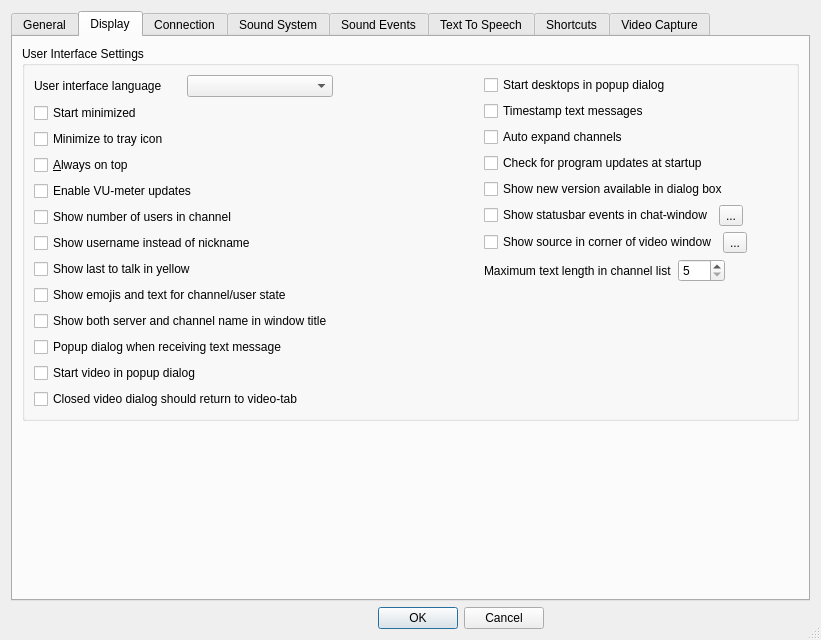
This is Client/qtTeamTalk/preferences.ui in BearWare/TeamTalk5 as Qt 5 draws it before an edit. The edited form follows.
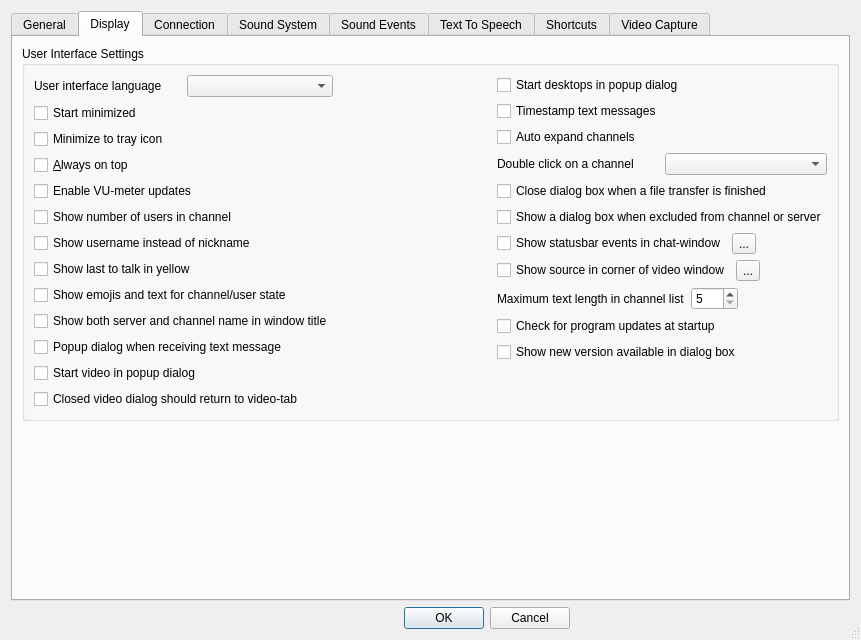
This is the edited form. The open tabs and pages were chosen to show the change. Icons and pictures are not drawn. Custom widgets are drawn as their Qt base class.

Commit message:
Join/leave configuration in Preferences (#1027)
* Add a Behavior tab to preferences

* Fix condition

* Rephrase checkbox name

* Combo to choose double click action on channels

* Missing file - fix enum not declared

* Option to alert when excluded from channel/server in dlgbox

* Update change log

* Move new options to display tab

* Use SETTINGS_DISPLAY_ instead of SETTINGS_BEHAVIOR_

* Align controls in Display-tab

* Use bitmask for Join/Leave on double-click

* Restore utf16 instead of utf8

What changed in the file:
```diff
--- a/Client/qtTeamTalk/preferences.ui
+++ b/Client/qtTeamTalk/preferences.ui
@@ -6,7 +6,7 @@
    <rect>
     <x>0</x>
     <y>0</y>
-    <width>821</width>
+    <width>861</width>
     <height>640</height>
    </rect>
   </property>
@@ -482,16 +482,33 @@
                </widget>
               </item>
               <item>
-               <widget class="QCheckBox" name="updatesChkBox">
+               <layout class="QHBoxLayout" name="horizontalLayout_26">
+                <item>
+                 <widget class="QLabel" name="label_dbclickchan">
+                  <property name="text">
+                   <string>Double click on a channel</string>
+                  </property>
+                  <property name="buddy">
+                   <cstring>chanDbClickBox</cstring>
+                  </property>
+                 </widget>
+                </item>
+                <item>
+                 <widget class="QComboBox" name="chanDbClickBox"/>
+                </item>
+               </layout>
+              </item>
+              <item>
+               <widget class="QCheckBox" name="closeFileDlgChkBox">
                 <property name="text">
-                 <string>Check for program updates at startup</string>
+                 <string>Close dialog box when a file transfer is finished</string>
                 </property>
                </widget>
               </item>
               <item>
-               <widget class="QCheckBox" name="updatesDlgChkBox">
+               <widget class="QCheckBox" name="dlgExcludeChkBox">
                 <property name="text">
-                 <string>Show new version available in dialog box</string>
+                 <string>Show a dialog box when excluded from channel or server</string>
                 </property>
                </widget>
               </item>
@@ -609,6 +626,20 @@
                 </item>
                </layout>
               </item>
+              <item>
+               <widget class="QCheckBox" name="updatesChkBox">
+                <property name="text">
+                 <string>Check for program updates at startup</string>
+                </property>
+               </widget>
+              </item>
+              <item>
+               <widget class="QCheckBox" name="updatesDlgChkBox">
+                <property name="text">
+                 <string>Show new version available in dialog box</string>
+                </property>
+               </widget>
+              </item>
               <item>
                <spacer name="verticalSpacer_8">
                 <property name="orientation">
```
Left out of the diff: 1 changed line with no effect on the pictures. The commit also changes 7 other files.
